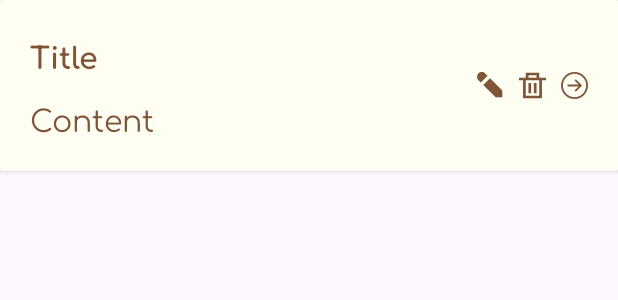
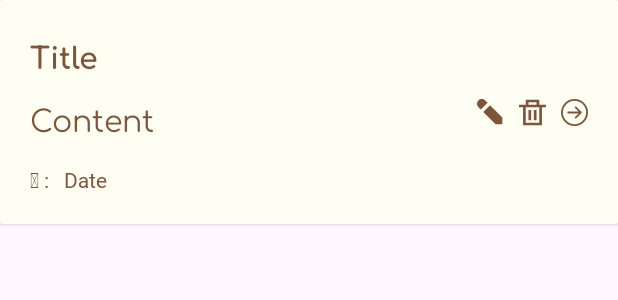
Before and after one commit to taaaf11/AndroidProject-PersonalDiaryApp, an Android app: the layout card_view.xml on its own in the app's theme, with its tools: preview values and no code run, on a phone screen of 412 x 824 dp. Shown: the top 300 px of the screen. Run offline under Robolectric (Android 15) with nearby library versions, the phone set to English and light mode, and no system bars.

Commit message:
Add date and time value to entry.

```diff
--- a/app/src/main/java/com/example/personaldiaryapp/AddFragment.kt
+++ b/app/src/main/java/com/example/personaldiaryapp/AddFragment.kt
@@ -11,6 +11,8 @@ import androidx.navigation.fragment.findNavController
 import com.example.personaldiaryapp.databinding.FragmentAddBinding
 import com.example.personaldiaryapp.room.DiaryEntry
 import com.example.personaldiaryapp.room.DiaryVM
+import java.time.LocalDateTime
+import java.time.ZoneId
 
 
 class AddFragment : Fragment(), View.OnClickListener {
--- a/app/src/main/java/com/example/personaldiaryapp/room/DiaryEntry.kt
+++ b/app/src/main/java/com/example/personaldiaryapp/room/DiaryEntry.kt
@@ -12,6 +12,8 @@ import androidx.room.PrimaryKey
 import androidx.room.Query
 import androidx.room.Update
 import kotlinx.parcelize.Parcelize
+import java.time.LocalDateTime
+import java.util.Date
 
 @Parcelize
 @Entity(
@@ -29,6 +31,7 @@ data class DiaryEntry(
     var diaryEntryId: Int,
     var title: String,
     var content: String,
+    var dateCreated: Date = Date()
 //    val userCreatorId: Long
 ): Parcelable
 
--- a/app/src/main/res/layout/card_view.xml
+++ b/app/src/main/res/layout/card_view.xml
@@ -40,6 +40,35 @@
 
             android:layout_marginTop="10dp"
             android:fontFamily="@font/comfortaa"
+            />
+
+        <TextView
+            android:id="@+id/tvClockIcon_layout_card_view"
+            android:layout_width="wrap_content"
+            android:layout_height="wrap_content"
+
+            android:text=" :"
+            android:fontFamily="@font/symbols_nerd_font"
+            android:textColor="@color/primary"
+
+            app:layout_constraintTop_toBottomOf="@id/tvDiaryEntryContent_layout_card_view"
+            app:layout_constraintStart_toStartOf="@id/tvDiaryEntryContent_layout_card_view"
+            android:layout_marginTop="16dp"
+            />
+
+        <TextView
+            android:id="@+id/tvDateValue_layout_card_view"
+            android:layout_width="wrap_content"
+            android:layout_height="wrap_content"
+
+            android:text="Date"
+            android:fontFamily="@font/symbols_nerd_font"
+            android:textColor="@color/primary"
+
+            app:layout_constraintTop_toBottomOf="@id/tvDiaryEntryContent_layout_card_view"
+            app:layout_constraintStart_toEndOf="@id/tvClockIcon_layout_card_view"
+            android:layout_marginTop="16dp"
+            android:layout_marginStart="10dp"
             />
 
         <ImageView
```
Also changed, not shown: app/src/main/java/com/example/personaldiaryapp/DiaryAdapter.kt (+10 -0 lines), app/src/main/java/com/example/personaldiaryapp/room/AppDataBase.kt (+7 -5 lines), app/src/main/java/com/example/personaldiaryapp/room/Converters.kt (added, +16 -0 lines), 1 other file.
